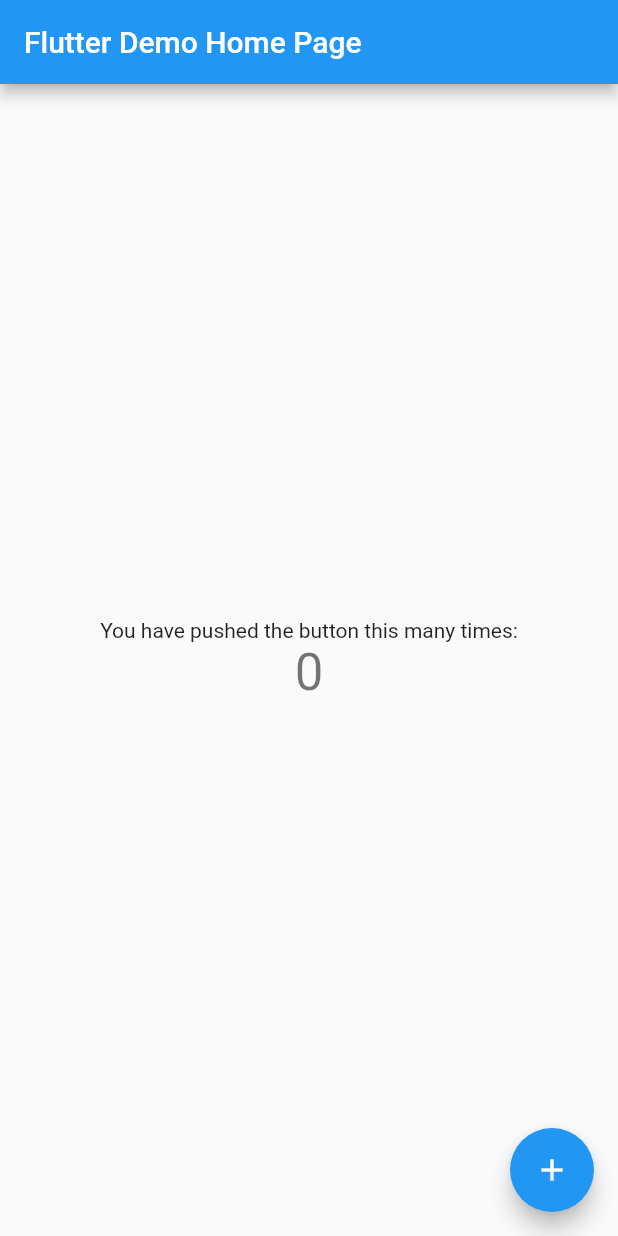
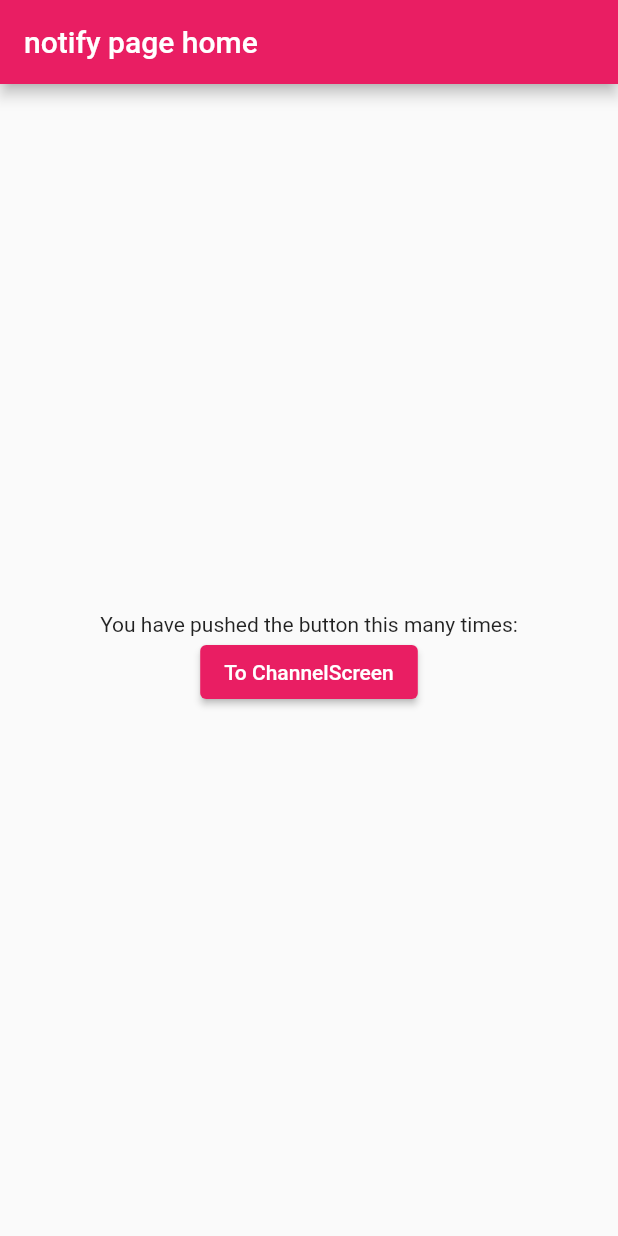
Before and after one commit to ThanhHungDev/firebase_flutter, a Flutter app: the screen it shows after launch, on a phone screen of 412 x 824 dp. Run offline on Flutter 3.47's test engine with Material 2 defaults, Android fonts, the phone set to English and light mode, and no system bars.

Commit message:
tạo 2 màn hình tào lao

```diff
--- a/lib/main.dart
+++ b/lib/main.dart
@@ -1,3 +1,6 @@
+import 'package:firebase_flutter/model/channel.dart';
+import 'package:firebase_flutter/page/channel_screen.dart';
+import 'package:firebase_flutter/page/home_screen.dart';
 import 'package:flutter/material.dart';
 
 void main() {
@@ -5,61 +8,29 @@ void main() {
 }
 
 class MyApp extends StatelessWidget {
-  @override
-  Widget build(BuildContext context) {
-    return MaterialApp(
-      title: 'Flutter Demo',
-      theme: ThemeData(
-        primarySwatch: Colors.blue,
-      ),
-      home: MyHomePage(title: 'Flutter Demo Home Page'),
-    );
-  }
-}
-
-class MyHomePage extends StatefulWidget {
-  MyHomePage({Key? key, required this.title}) : super(key: key);
-
-  final String title;
-
-  @override
-  _MyHomePageState createState() => _MyHomePageState();
-}
-
-class _MyHomePageState extends State<MyHomePage> {
-  int _counter = 0;
-
-  void _incrementCounter() {
-    setState(() {
-      _counter++;
-    });
-  }
+  Channel channel = new Channel(
+      name: "hùng tt",
+      avatar:
+          'https://images.viblo.asia/avatar/ce902299-8119-4dec-a1b4-ec99d39147bf.jpg',
+      message: "text message tự chế");
+  final List<Channel> channels = [];
 
   @override
   Widget build(BuildContext context) {
-    return Scaffold(
-      appBar: AppBar(
-        title: Text(widget.title),
-      ),
-      body: Center(
-        child: Column(
-          mainAxisAlignment: MainAxisAlignment.center,
-          children: <Widget>[
-            Text(
-              'You have pushed the button this many times:',
-            ),
-            Text(
-              '$_counter',
-              style: Theme.of(context).textTheme.headline4,
-            ),
-          ],
+    channels.add(channel);
+
+    return MaterialApp(
+        title: 'Flutter Demo',
+        theme: ThemeData(
+          primarySwatch: Colors.pink,
         ),
-      ),
-      floatingActionButton: FloatingActionButton(
-        onPressed: _incrementCounter,
-        tooltip: 'Increment',
-        child: Icon(Icons.add),
-      ),
-    );
+        // home: Home(title: "notify page home"),
+        initialRoute: HomeScreen.routeName,
+        routes: {
+          HomeScreen.routeName: (context) =>
+              HomeScreen(title: "notify page home"),
+          ChannelScreen.routeName: (BuildContext context) =>
+              ChannelScreen(channels: channels),
+        });
   }
 }
--- /dev/null
+++ b/lib/model/channel.dart
@@ -0,0 +1,7 @@
+class Channel {
+  String? name;
+  String? avatar;
+  String? message;
+
+  Channel({this.name, this.avatar, this.message});
+}
--- /dev/null
+++ b/lib/page/channel_screen.dart
@@ -0,0 +1,25 @@
+import 'package:firebase_flutter/model/channel.dart';
+import 'package:flutter/material.dart';
+
+class ChannelScreen extends StatelessWidget {
+  static const routeName = '/channel';
+
+  final List<Channel> channels;
+
+  // In the constructor, require a Todo
+  ChannelScreen({required this.channels});
+
+  @override
+  Widget build(BuildContext context) {
+    // Use the Todo to create our UI
+    return Scaffold(
+      appBar: AppBar(
+        title: Text("list chat nè"),
+      ),
+      body: Padding(
+        padding: EdgeInsets.all(16.0),
+        child: Text(' mình sẽ hiện thị list chat ở đay '),
+      ),
+    );
+  }
+}
--- /dev/null
+++ b/lib/page/home_screen.dart
@@ -0,0 +1,31 @@
+import 'package:firebase_flutter/page/channel_screen.dart';
+import 'package:flutter/material.dart';
+
+class HomeScreen extends StatelessWidget {
+  static const routeName = '/home';
+
+  final String title;
+  HomeScreen({required this.title});
+
+  @override
+  Widget build(BuildContext context) {
+    return Scaffold(
+        appBar: AppBar(
+          title: Text(title),
+        ),
+        body: Center(
+          child: Column(
+            mainAxisAlignment: MainAxisAlignment.center,
+            children: <Widget>[
+              Text('You have pushed the button this many times:'),
+              Center(
+                child: ElevatedButton(
+                    child: Text('To ChannelScreen'),
+                    onPressed: () => Navigator.of(context)
+                        .pushNamed(ChannelScreen.routeName)),
+              ),
+            ],
+          ),
+        ));
+  }
+}
```
